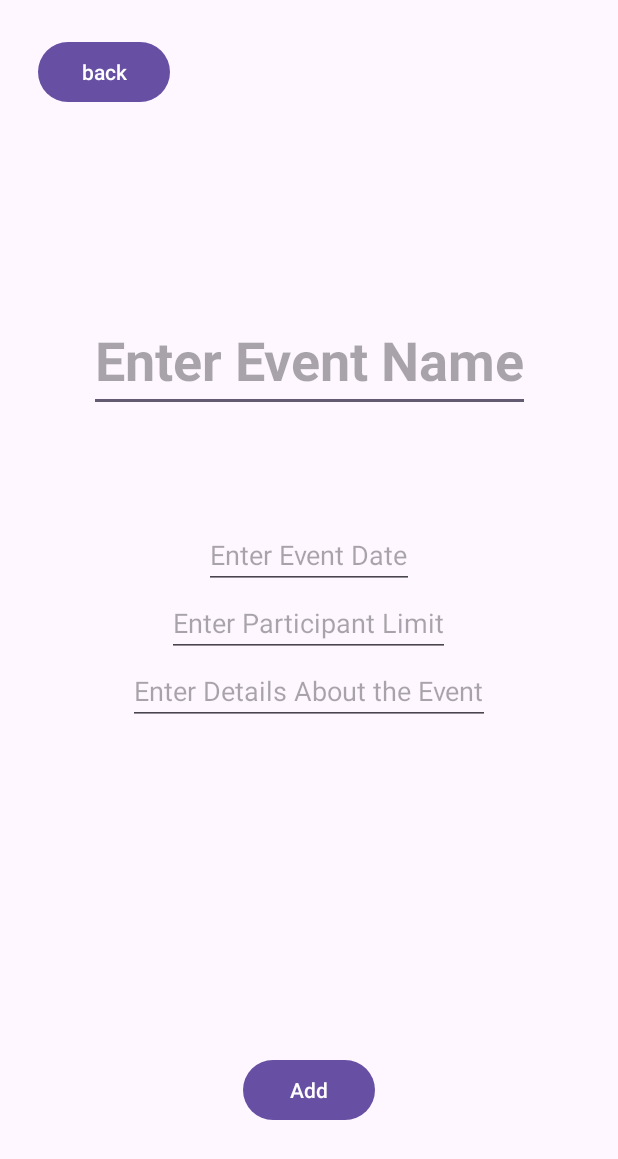
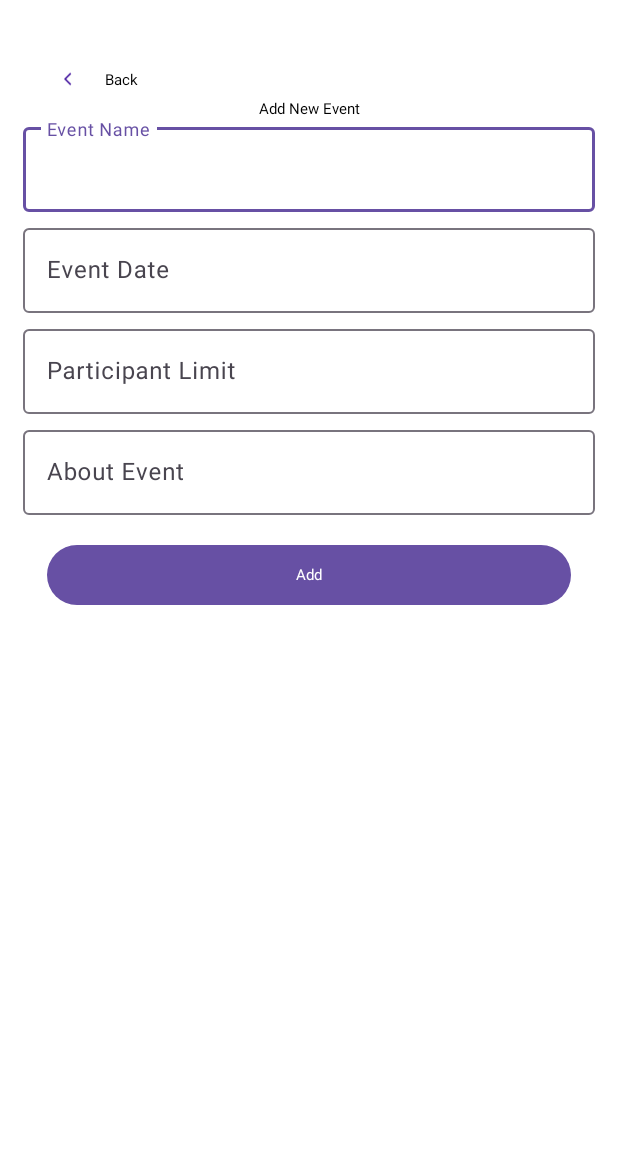
Before and after one commit to Bebsi5/CSCB07-Project, an Android app: the AddEvent screen opened directly, with no data from a screen before it, on a phone screen of 412 x 824 dp. Shown: the top 1159 px of the screen. Run offline under Robolectric (Android 15) with nearby library versions, the phone set to English and light mode, and no system bars; our stand-ins replace Firebase (no records; nobody signed in at launch, a user with empty details on screens opened directly).

Commit message:
Modified layout file
Added strings to strings value file.
Added colors to colors value file.
Added a back arrow vector.
Modified add_event design layout

```diff
--- /dev/null
+++ b/app/src/main/res/drawable/back_arrow.xml
@@ -0,0 +1,5 @@
+<vector android:autoMirrored="true" android:height="24dp"
+    android:tint="#471AA0" android:viewportHeight="24"
+    android:viewportWidth="24" android:width="24dp" xmlns:android="http://schemas.android.com/apk/res/android">
+    <path android:fillColor="@android:color/white" android:pathData="M11.67,3.87L9.9,2.1 0,12l9.9,9.9 1.77,-1.77L3.54,12z"/>
+</vector>
--- a/app/src/main/res/layout/activity_add_new_event.xml
+++ b/app/src/main/res/layout/activity_add_new_event.xml
@@ -1,83 +1,113 @@
 <?xml version="1.0" encoding="utf-8"?>
-<androidx.constraintlayout.widget.ConstraintLayout xmlns:android="http://schemas.android.com/apk/res/android"
+<LinearLayout
+    xmlns:android="http://schemas.android.com/apk/res/android"
     xmlns:app="http://schemas.android.com/apk/res-auto"
     xmlns:tools="http://schemas.android.com/tools"
     android:layout_width="match_parent"
+    android:orientation="vertical"
     android:layout_height="match_parent"
+    android:padding="15dp"
+    android:background="@color/white"
     tools:context=".events.AddEvent">
 
-    <EditText
-        android:id="@+id/event_detail_name"
+    <!-- Navigation Bar -->
+
+    <RelativeLayout
+        android:id="@+id/backButton"
         android:layout_width="wrap_content"
         android:layout_height="wrap_content"
-        android:layout_marginStart="57dp"
-        android:layout_marginTop="160dp"
-        android:layout_marginEnd="57dp"
-        android:layout_marginBottom="27dp"
-        android:hint="Enter Event Name"
-        android:textAppearance="@style/TextAppearance.AppCompat.Large"
-        android:textSize="36sp"
-        android:textStyle="bold"
-        app:layout_constraintBottom_toTopOf="@+id/event_date"
-        app:layout_constraintEnd_toEndOf="parent"
-        app:layout_constraintStart_toStartOf="parent"
-        app:layout_constraintTop_toTopOf="parent" />
+        android:layout_marginStart="20dp"
+        android:layout_marginTop="18dp">
 
-    <EditText
-        android:id="@+id/event_details"
-        android:layout_width="wrap_content"
+        <TextView
+            android:id="@+id/label"
+            android:layout_width="43dp"
+            android:layout_height="24.5dp"
+            android:layout_gravity="center_horizontal|center"
+            android:layout_marginLeft="24dp"
+            android:layout_marginTop="7dp"
+            android:gravity="center"
+            android:text="@string/back_button"
+            android:textAppearance="@style/back_button" />
+
+        <ImageView
+            android:id="@+id/vector"
+            android:layout_width="10.31dp"
+            android:layout_height="15.94dp"
+            android:layout_marginStart="7.31dp"
+            android:layout_marginTop="11.31dp"
+            android:src="@drawable/back_arrow" />
+    </RelativeLayout>
+
+    <!-- Title -->
+    <TextView
+        android:layout_width="match_parent"
         android:layout_height="wrap_content"
-        android:layout_marginStart="86dp"
-        android:layout_marginEnd="86dp"
-        android:layout_marginBottom="219dp"
-        android:hint="Enter Details About the Event"
-        app:layout_constraintBottom_toTopOf="@+id/add_event_Button"
-        app:layout_constraintEnd_toEndOf="parent"
-        app:layout_constraintStart_toStartOf="parent" />
+        android:layout_below="@+id/backButton"
+        android:gravity="center"
+        android:text="@string/add_event_title"
+        android:textAppearance="@style/nav_headline_1" />
 
-    <EditText
-        android:id="@+id/event_date"
-        android:layout_width="wrap_content"
+
+    <com.google.android.material.textfield.TextInputLayout
+        android:layout_width="match_parent"
+        android:layout_height="wrap_content">
+
+        <com.google.android.material.textfield.TextInputEditText
+            android:id="@+id/event_detail_name"
+            android:hint="@string/event_name"
+            android:layout_width="match_parent"
+            android:layout_height="wrap_content" />
+    </com.google.android.material.textfield.TextInputLayout>
+
+    <com.google.android.material.textfield.TextInputLayout
+        android:layout_width="match_parent"
         android:layout_height="wrap_content"
-        android:layout_marginStart="136dp"
-        android:layout_marginEnd="136dp"
-        android:hint="Enter Event Date"
-        app:layout_constraintBottom_toTopOf="@+id/participant_limit"
-        app:layout_constraintEnd_toEndOf="parent"
-        app:layout_constraintStart_toStartOf="parent" />
+        android:layout_marginTop="5dp">
 
-    <EditText
-        android:id="@+id/participant_limit"
-        android:layout_width="wrap_content"
+        <com.google.android.material.textfield.TextInputEditText
+            android:id="@+id/event_date"
+            android:hint="@string/event_date"
+            android:layout_width="match_parent"
+            android:layout_height="wrap_content"/>
+    </com.google.android.material.textfield.TextInputLayout>
+
+    <com.google.android.material.textfield.TextInputLayout
+        android:layout_width="match_parent"
         android:layout_height="wrap_content"
-        android:layout_marginStart="113dp"
-        android:layout_marginEnd="114dp"
-        android:hint="Enter Participant Limit"
-        android:inputType="number"
-        app:layout_constraintBottom_toTopOf="@+id/event_details"
-        app:layout_constraintEnd_toEndOf="parent"
-        app:layout_constraintStart_toStartOf="parent" />
+        android:layout_marginTop="5dp">
+
+        <com.google.android.material.textfield.TextInputEditText
+            android:id="@+id/participant_limit"
+            android:hint="@string/event_participantLimit"
+            android:inputType="number"
+            android:layout_width="match_parent"
+            android:layout_height="wrap_content" />
+    </com.google.android.material.textfield.TextInputLayout>
+
+    <com.google.android.material.textfield.TextInputLayout
+        android:layout_width="match_parent"
+        android:layout_height="wrap_content"
+        android:layout_marginTop="5dp">
+
+        <com.google.android.material.textfield.TextInputEditText
+            android:id="@+id/event_details"
+            android:hint="@string/event_details"
+            android:inputType="textMultiLine"
+            android:layout_width="match_parent"
+            android:layout_height="wrap_content" />
+    </com.google.android.material.textfield.TextInputLayout>
 
     <Button
         android:id="@+id/add_event_Button"
-        android:layout_width="wrap_content"
+        android:layout_width="match_parent"
         android:layout_height="wrap_content"
-        android:layout_marginStart="161dp"
-        android:layout_marginEnd="162dp"
-        android:layout_marginBottom="73dp"
-        android:text="Add"
-        app:layout_constraintBottom_toBottomOf="parent"
-        app:layout_constraintEnd_toEndOf="parent"
-        app:layout_constraintStart_toStartOf="parent" />
+        android:layout_alignParentBottom="true"
+        android:layout_marginStart="16dp"
+        android:layout_marginTop="16dp"
+        android:layout_marginEnd="16dp"
+        android:layout_marginBottom="16dp"
+        android:text="@string/add_button"
+        android:textAppearance="@style/button" />
 
-    <Button
-        android:id="@+id/backButton"
-        android:layout_width="wrap_content"
-        android:layout_height="wrap_content"
-        android:layout_marginStart="25dp"
-        android:layout_marginTop="24dp"
-        android:text="back"
-        app:layout_constraintStart_toStartOf="parent"
-        app:layout_constraintTop_toTopOf="parent" />
-
-</androidx.constraintlayout.widget.ConstraintLayout>
+</LinearLayout>
--- a/app/src/main/res/values/colors.xml
+++ b/app/src/main/res/values/colors.xml
@@ -2,4 +2,13 @@
 <resources>
     <color name="black">#FF000000</color>
     <color name="white">#FFFFFFFF</color>
+
+    <color name="black_000">#000000</color>
+    <color name="gray_500">#79747E</color>
+    <color name="gray_200">#CCCCCC</color>
+    <color name="gray_100">#D9D9D9</color>
+
+    <color name="purple_200">#FFBB86FC</color>
+    <color name="purple_500">#FF6200EE</color>
+    <color name="purple_700">#471AA0</color>
 </resources>
--- a/app/src/main/res/values/strings.xml
+++ b/app/src/main/res/values/strings.xml
@@ -51,4 +51,25 @@
     <string name="click_to_register">Click to register</string>
     <string name="logout">Logout</string>
     <string name="confirm_password">Confirm Password</string>
+
+    <string name="paragraph">
+    Lorem ipsum dolor sit amet, consectetur adipiscing elit, sed do
+    eiusmod tempor incididunt ut labore et dolore magna aliqua. Ut enim
+    ad minim veniam, quis nostrud exercitation ullamco laboris nisi ut
+    aliquip ex ea commodo consequat. Duis aute irure dolor in reprehenderit
+    in voluptate velit esse cillum dolore eu fugiat nulla pariatur. Excepteur
+    sint occaecat cupidatat non proident, sunt in culpa qui officia deserunt
+    mollit anim id est laborum.</string>
+
+    <string name="back_button">Back</string>
+    <string name="add_button">Add</string>
+    <string name="rsvp_button">RSVP</string>
+
+    <string name="add_event_title">Add New Event</string>
+    <string name="event_details_title">Event Details</string>
+
+    <string name="event_name">Event Name</string>
+    <string name="event_date">Event Date</string>
+    <string name="event_participantLimit">Participant Limit</string>
+    <string name="event_details">About Event</string>
 </resources>
```
